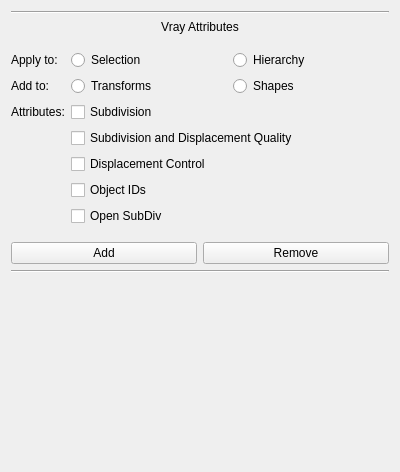
The window that src/calabash/scripts/calabash/vray_toolbox.ui (thomasjmoore/Calabash-Tools) describes before a commit, drawn with Qt 5.
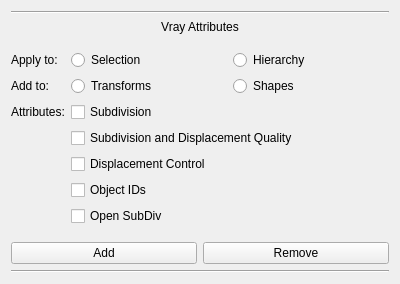
The same window after the commit.

What changed in the file:
```diff
--- a/src/calabash/scripts/calabash/vray_toolbox.ui
+++ b/src/calabash/scripts/calabash/vray_toolbox.ui
@@ -7,7 +7,7 @@
     <x>0</x>
     <y>0</y>
     <width>400</width>
-    <height>472</height>
+    <height>279</height>
    </rect>
   </property>
   <property name="sizePolicy">
```
Left out of the diff: 2 changed lines with no effect on the pictures.
